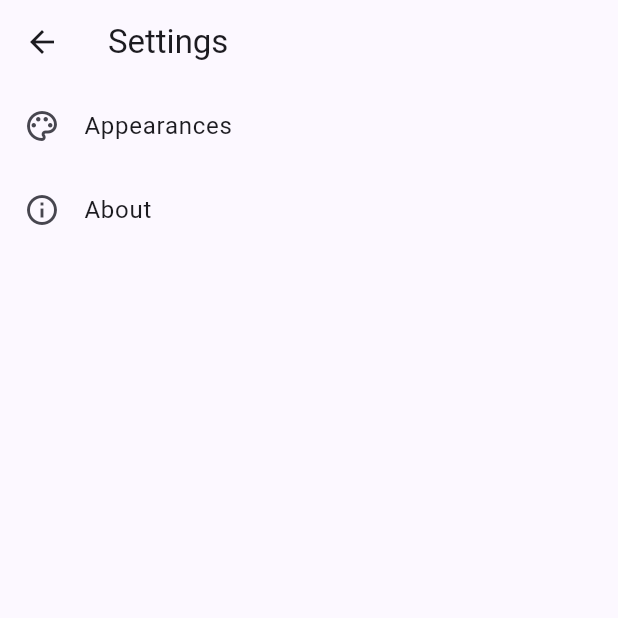
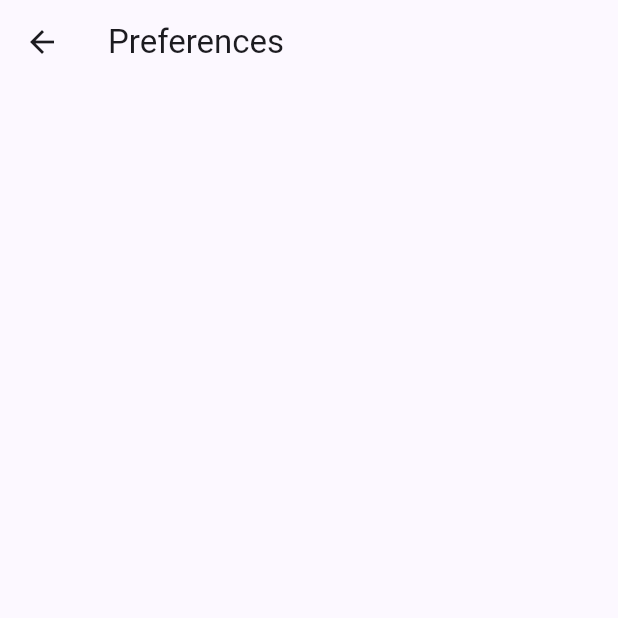
Before and after one commit to Mckenjay/chordy, a Flutter app: the SettingsPage screen opened directly, after a tap on "Appearances", on a phone screen of 412 x 824 dp, the top half of it. Run offline on Flutter 3.47's test engine with Material 3 defaults, Android fonts, the light colour scheme and no system bars; our stand-ins replace cloud_firestore, firebase_core, flutter_dotenv, google_fonts; missing offline and left inert: custom_flutter_chord; accounts and stored records are empty; generated files the repository leaves out were written again.

Commit message:
added appearance page and navigation

```diff
--- a/lib/pages/settings.dart
+++ b/lib/pages/settings.dart
@@ -1,4 +1,5 @@
 import 'package:chordy/pages/settings/abouts.dart';
+import 'package:chordy/pages/settings/appearance.dart';
 import 'package:flutter/material.dart';
 
 class SettingsPage extends StatelessWidget {
@@ -19,7 +20,29 @@ class SettingsPage extends StatelessWidget {
           ListTile(
             leading: const Icon(Icons.palette_outlined),
             title: const Text("Appearances"),
-            onTap: () {}
+            onTap: () => Navigator.push(
+              context, PageRouteBuilder(
+                pageBuilder: (_, _, _) => const Appearance(),
+                transitionsBuilder: (_, a, _, c) => Stack(
+                  children: [
+                    SlideTransition(
+                      position: Tween(
+                      begin: Offset.zero,
+                      end: const Offset(-1, 0)
+                      ).animate(a),
+                      child: context.widget,
+                    ),
+                    SlideTransition(
+                      position: Tween(
+                      begin: const Offset(1, 0),
+                      end: Offset.zero
+                      ).animate(a),
+                      child: c,
+                    ),
+                  ],
+                )
+              )
+            )
           ),
           ListTile(
             leading: const Icon(Icons.info_outlined),
--- /dev/null
+++ b/lib/pages/settings/appearance.dart
@@ -0,0 +1,18 @@
+import 'package:flutter/material.dart';
+
+class Appearance extends StatelessWidget {
+  const Appearance({super.key});
+
+  @override
+  Widget build(BuildContext context) {
+    return Scaffold(
+      appBar: AppBar(
+        title: const Text('Preferences'),
+        leading: IconButton(
+          icon: const Icon(Icons.arrow_back_outlined),
+          onPressed: () => Navigator.pop(context),
+        ),
+      ),
+    );
+  }
+}
```
